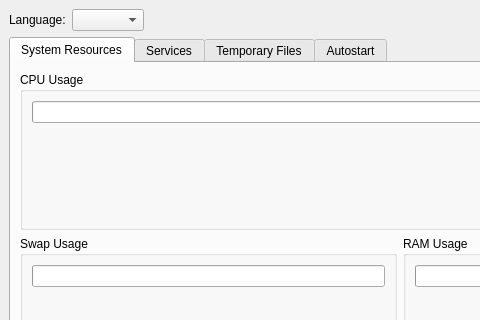
The window that mainwindow.ui (apelsin2281337/simplesystemmanager) describes before a commit, drawn with Qt 5; both pictures show x 0 to 480 and y 0 to 320 of the 800 by 600 pixel window.
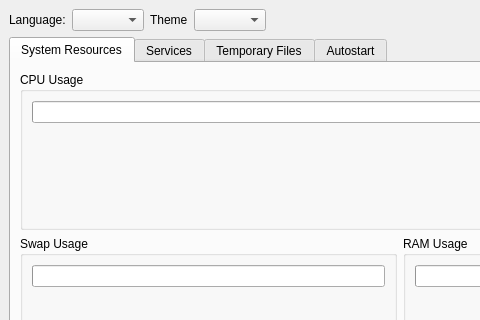
The same window after the commit.

The edit to the form file:
```diff
--- a/mainwindow.ui
+++ b/mainwindow.ui
@@ -27,6 +27,16 @@
       <item>
        <widget class="QComboBox" name="languageComboBox"/>
       </item>
+      <item>
+       <widget class="QLabel" name="label_2">
+        <property name="text">
+         <string>Theme</string>
+        </property>
+       </widget>
+      </item>
+      <item>
+       <widget class="QComboBox" name="themeComboBox"/>
+      </item>
       <item>
        <spacer name="horizontalSpacer">
         <property name="orientation">
```
